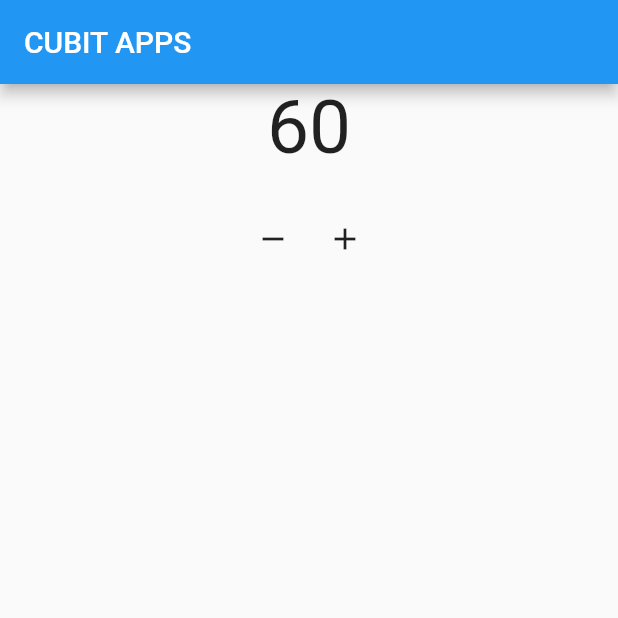
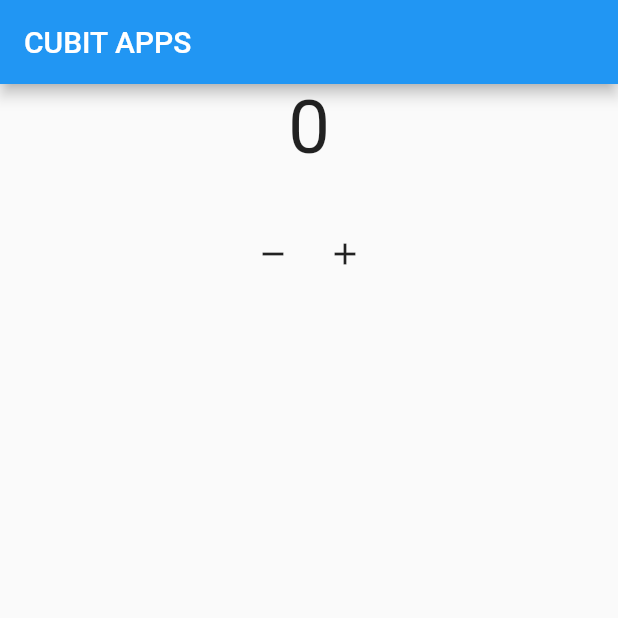
Before and after one commit to Lavina-23/bloc, a Flutter app: the screen it shows after launch, after a tap on the "remove" icon, after a tap on the "add" icon, on a phone screen of 412 x 824 dp, the top half of it. Run offline on Flutter 3.47's test engine with Material 2 defaults, Android fonts, the phone set to English and light mode, and no system bars; our stand-ins replace bloc.

Commit message:
3. Observer Cubit

```diff
--- a/lib/main.dart
+++ b/lib/main.dart
@@ -20,6 +20,8 @@ class CounterCubit extends Cubit<int> {
   CounterCubit({this.initialData = 0}) : super(initialData);
 
   int initialData;
+  // int? current;
+  // int? next;
 
   void tambahData () {
     emit(state + 1);
@@ -28,12 +30,28 @@ class CounterCubit extends Cubit<int> {
   void kurangData () {
     emit(state - 1);
   }
+
+  @override
+  void onChange(Change<int> change) {
+    // TODO: implement onChange
+    super.onChange(change);
+    print(change);
+    // current = change.currentState;
+    // next = change.nextState;
+  }
+
+  @override
+  void onError(Object error, StackTrace stackTrace) {
+    // TODO: implement onError
+    super.onError(error, stackTrace);
+    print(error);
+  }
 }
 
 class HomePage extends StatelessWidget {
   HomePage({super.key});
 
-  CounterCubit mycounter  = CounterCubit(initialData: 60);
+  CounterCubit mycounter  = CounterCubit(initialData : 0);
 
   @override
   Widget build(BuildContext context) {
@@ -48,11 +66,28 @@ class HomePage extends StatelessWidget {
             stream: mycounter.stream,
             builder: (context, snapshot) {
                 return Center(
-                  child: Text(
-                    "${snapshot.data}",
-                    style: const TextStyle(
-                      fontSize: 50,
-                    ),
+                  child: Column(
+                    children: [
+                      Text(
+                        "${snapshot.data}",
+                        style: const TextStyle(
+                          fontSize: 50,
+                        ),
+                      ),
+                      const SizedBox(height: 10,),
+                      // Text(
+                      //   "Current : ${mycounter.current}",
+                      //   style: TextStyle(
+                      //     fontSize: 50,
+                      //   ),
+                      // ),
+                      // Text(
+                      //   "Next : ${mycounter.next}",
+                      //   style: TextStyle(
+                      //     fontSize: 50,
+                      //   ),
+                      // )
+                    ],
                   ),
                 );
               }
```
